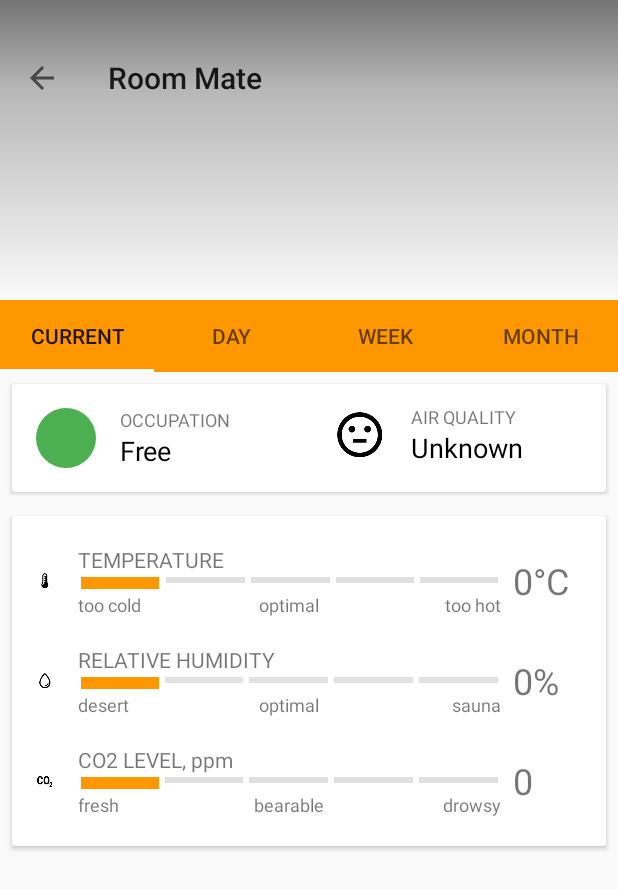
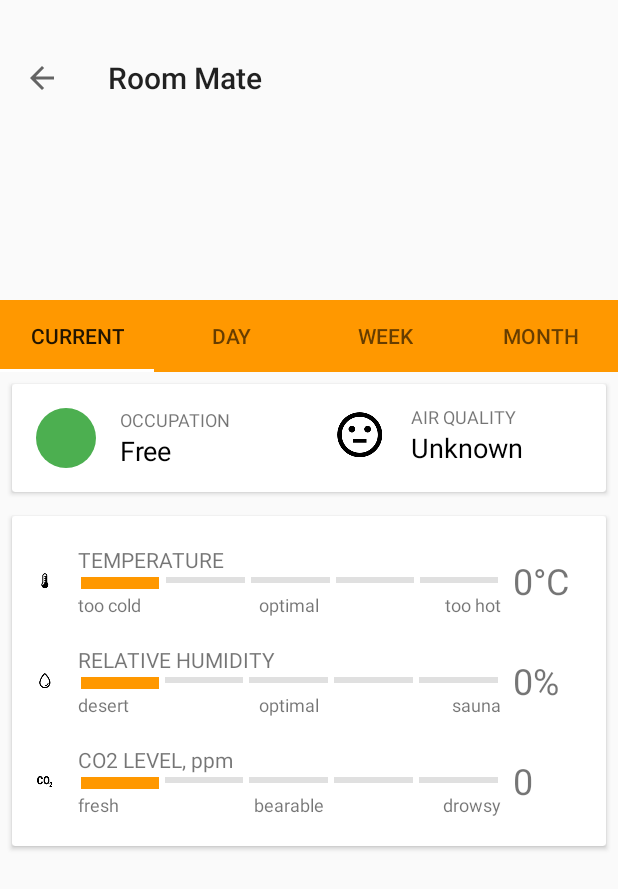
Before and after one commit to jy03189211/roommate, an Android app: the RoomActivity screen opened directly, with no data from a screen before it, on a phone screen of 412 x 824 dp. Shown: the top 889 px of the screen. Run offline under Robolectric (Android 15) with nearby library versions, the phone set to English and light mode, and no system bars; our stand-ins replace Picasso; libraries missing offline, so code that uses them is left out: io.realm; pictures from the network do not load; 24 statements that could not run were skipped.

Commit message:
refresh improvements to room def. frag

```diff
--- a/Tomato/app/src/main/java/fi/aalto_iot/tomato/activity/RoomActivity.java
+++ b/Tomato/app/src/main/java/fi/aalto_iot/tomato/activity/RoomActivity.java
@@ -22,7 +22,7 @@ import io.realm.Realm;
 public class RoomActivity extends AppCompatActivity {
 
     ImageView roomTitleImage;
-    SwipeRefreshLayout mRefresh;
+    //SwipeRefreshLayout mRefresh;
 
     public int statusBarHeight() {
         int res = 0;
@@ -57,7 +57,7 @@ public class RoomActivity extends AppCompatActivity {
         getSupportActionBar().setTitle(room.getRoomName());
 
         roomTitleImage = (ImageView) findViewById(R.id.room_title_image);
-        mRefresh = (SwipeRefreshLayout) findViewById(R.id.swipeContainerRoom) ;
+        //mRefresh = (SwipeRefreshLayout) findViewById(R.id.swipeContainerRoom) ;
 
         // Use viewpager and tablayout to setup tabs
         final ViewPager viewPager = (ViewPager) findViewById(R.id.viewpager);
@@ -88,7 +88,7 @@ public class RoomActivity extends AppCompatActivity {
         TabLayout tabLayout = (TabLayout) findViewById(R.id.tabs);
         tabLayout.setupWithViewPager(viewPager);
 
-        viewPager.addOnPageChangeListener( new ViewPager.OnPageChangeListener() {
+        /*viewPager.addOnPageChangeListener( new ViewPager.OnPageChangeListener() {
             @Override
             public void onPageScrolled( int position, float v, int i1 ) {
             }
@@ -109,7 +109,7 @@ public class RoomActivity extends AppCompatActivity {
             public void onRefresh() {
                 room_default_fragment.fetchRoom(room.getUrl(), mRefresh);
             }
-        });
+        });*/
 
         // Set room picture to card header
         Picasso.with(this.getBaseContext())
--- a/Tomato/app/src/main/java/fi/aalto_iot/tomato/activity/room/Room_history_fragment.java
+++ b/Tomato/app/src/main/java/fi/aalto_iot/tomato/activity/room/Room_history_fragment.java
@@ -11,6 +11,7 @@ import android.util.Log;
 import android.view.LayoutInflater;
 import android.view.View;
 import android.view.ViewGroup;
+import android.widget.ScrollView;
 import android.widget.TextView;
 import android.widget.Toast;
 
--- a/Tomato/app/src/main/res/layout/activity_room.xml
+++ b/Tomato/app/src/main/res/layout/activity_room.xml
@@ -1,11 +1,4 @@
 <?xml version="1.0" encoding="utf-8"?>
-<android.support.v4.widget.SwipeRefreshLayout
-    xmlns:android="http://schemas.android.com/apk/res/android"
-    android:id="@+id/swipeContainerRoom"
-    android:layout_width="match_parent"
-    android:layout_height="match_parent"
-    android:layout_below="@id/main_toolbar"
-    >
     <RelativeLayout xmlns:android="http://schemas.android.com/apk/res/android"
         xmlns:app="http://schemas.android.com/apk/res-auto"
         xmlns:tools="http://schemas.android.com/tools"
@@ -21,11 +14,6 @@
             android:id="@+id/room_title_image"
             android:layout_width="match_parent"
             android:layout_height="200dp" />
-
-        <RelativeLayout
-            android:layout_width="match_parent"
-            android:layout_height="200dp"
-            android:background="@drawable/text_scrim_top_heavy"></RelativeLayout>
 
         <android.support.v7.widget.Toolbar
             android:id="@+id/toolbar"
@@ -51,4 +39,3 @@
             android:layout_below="@+id/tabs" />
 
     </RelativeLayout>
-</android.support.v4.widget.SwipeRefreshLayout>
--- a/Tomato/app/src/main/res/layout/fragment_room_default_fragment_2.xml
+++ b/Tomato/app/src/main/res/layout/fragment_room_default_fragment_2.xml
@@ -1,8 +1,23 @@
+<android.support.v4.widget.SwipeRefreshLayout
+    xmlns:android="http://schemas.android.com/apk/res/android"
+    android:id="@+id/swipeContainerRoomDefault"
+    android:layout_width="match_parent"
+    android:layout_height="match_parent"
+    android:layout_below="@id/tabs"
+    >
+    <ScrollView xmlns:android="http://schemas.android.com/apk/res/android"
+        xmlns:tools="http://schemas.android.com/tools"
+        android:id="@+id/room_default_scroll_view"
+        android:layout_width="match_parent"
+        android:layout_height="match_parent"
+        android:orientation="vertical"
+        tools:context="fi.aalto_iot.tomato.activity.room.Room_default_fragment">
         <LinearLayout xmlns:android="http://schemas.android.com/apk/res/android"
             xmlns:tools="http://schemas.android.com/tools"
             android:layout_width="match_parent"
             android:layout_height="wrap_content"
             android:orientation="vertical"
+            android:clickable="true"
             tools:context="fi.aalto_iot.tomato.activity.room.Room_default_fragment">
 
             <android.support.v7.widget.CardView xmlns:android="http://schemas.android.com/apk/res/android"
@@ -425,3 +440,5 @@
                 </LinearLayout>
             </android.support.v7.widget.CardView>
         </LinearLayout>
+    </ScrollView>
+</android.support.v4.widget.SwipeRefreshLayout>
--- a/Tomato/app/src/main/res/layout/fragment_room_history_fragment.xml
+++ b/Tomato/app/src/main/res/layout/fragment_room_history_fragment.xml
@@ -1,5 +1,6 @@
 <ScrollView xmlns:android="http://schemas.android.com/apk/res/android"
     xmlns:tools="http://schemas.android.com/tools"
+    android:id="@+id/history_scroll_view"
     android:layout_width="match_parent"
     android:layout_height="match_parent"
     android:orientation="vertical"
```
Also changed, not shown: Tomato/app/src/main/java/fi/aalto_iot/tomato/activity/room/Room_default_fragment.java (+5 -14 lines). Lines whose indentation alone changed are shown as unchanged.
